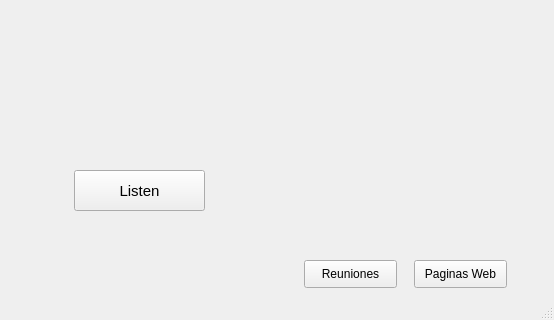
luisvalverd/Asistente, file src/views/Main.ui: the form before one commit; both pictures show x 246 to 800 and y 280 to 600 of the 800 by 600 pixel window.
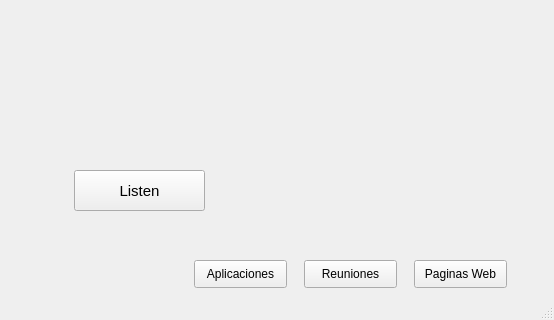
The form after the commit. Icons and pictures are not drawn.

Commit message: creacion de abrir aplicaciones por comando de voz

```diff
--- a/src/views/Main.ui
+++ b/src/views/Main.ui
@@ -124,6 +124,19 @@
      <string>Paginas Web</string>
     </property>
    </widget>
+   <widget class="QPushButton" name="aplicacionesButton">
+    <property name="geometry">
+     <rect>
+      <x>440</x>
+      <y>540</y>
+      <width>93</width>
+      <height>28</height>
+     </rect>
+    </property>
+    <property name="text">
+     <string>Aplicaciones</string>
+    </property>
+   </widget>
   </widget>
   <widget class="QStatusBar" name="statusbar"/>
  </widget>
```
Left out of the diff: 2 changed lines with no effect on the pictures. The commit also changes 15 other files.
